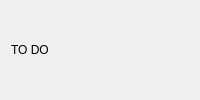
Old version of the form PyMOL/Enlighten/windows/dynamics.ui in the repository vanderkamp/enlighten2.
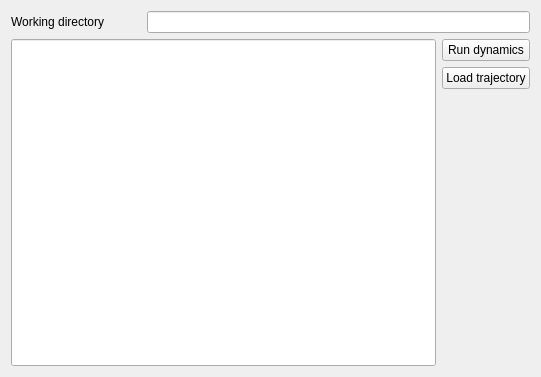
New version of the form. Custom widgets are drawn as their Qt base class.

Commit message: Implement dynamics tab

What changed in the file:
```diff
--- a/PyMOL/Enlighten/windows/dynamics.ui
+++ b/PyMOL/Enlighten/windows/dynamics.ui
@@ -1,17 +1,118 @@
 <?xml version="1.0" encoding="UTF-8"?>
 <ui version="4.0">
-    <class>Form</class>
-    <widget class="QWidget" name="Form">
-        <layout class="QVBoxLayout" name="verticalLayout">
-            <item>
-                <widget class="QLabel" name="todoLabel">
-                    <property name="text">
-                        <string>TO DO</string>
-                    </property>
-                </widget>
-            </item>
-        </layout>
-    </widget>
-    <resources/>
-    <connections/>
+ <class>Form</class>
+ <widget class="QWidget" name="Form">
+  <property name="geometry">
+   <rect>
+    <x>0</x>
+    <y>0</y>
+    <width>541</width>
+    <height>377</height>
+   </rect>
+  </property>
+  <layout class="QVBoxLayout" name="verticalLayout">
+   <item>
+    <layout class="QVBoxLayout" name="verticalLayout_2">
+     <item>
+      <layout class="QHBoxLayout" name="horizontalLayout">
+       <item>
+        <widget class="QLabel" name="directoryLabel">
+         <property name="sizePolicy">
+          <sizepolicy hsizetype="Expanding" vsizetype="Fixed">
+           <horstretch>0</horstretch>
+           <verstretch>0</verstretch>
+          </sizepolicy>
+         </property>
+         <property name="maximumSize">
+          <size>
+           <width>130</width>
+           <height>16777215</height>
+          </size>
+         </property>
+         <property name="text">
+          <string>Working directory</string>
+         </property>
+        </widget>
+       </item>
+       <item>
+        <widget class="FileSelector" name="directorySelector">
+         <property name="sizePolicy">
+          <sizepolicy hsizetype="Expanding" vsizetype="Fixed">
+           <horstretch>0</horstretch>
+           <verstretch>0</verstretch>
+          </sizepolicy>
+         </property>
+        </widget>
+       </item>
+      </layout>
+     </item>
+    </layout>
+   </item>
+   <item>
+    <layout class="QHBoxLayout" name="horizontalLayout_2">
+     <item>
+      <widget class="SystemList" name="systemList">
+       <property name="sizePolicy">
+        <sizepolicy hsizetype="Expanding" vsizetype="Expanding">
+         <horstretch>0</horstretch>
+         <verstretch>0</verstretch>
+        </sizepolicy>
+       </property>
+      </widget>
+     </item>
+     <item>
+      <layout class="QVBoxLayout" name="verticalLayout_3">
+       <item>
+        <widget class="QPushButton" name="runButton">
+         <property name="sizePolicy">
+          <sizepolicy hsizetype="Minimum" vsizetype="Fixed">
+           <horstretch>0</horstretch>
+           <verstretch>0</verstretch>
+          </sizepolicy>
+         </property>
+         <property name="text">
+          <string>Run dynamics</string>
+         </property>
+        </widget>
+       </item>
+       <item>
+        <widget class="QPushButton" name="loadButton">
+         <property name="text">
+          <string>Load trajectory</string>
+         </property>
+        </widget>
+       </item>
+       <item>
+        <spacer name="verticalSpacer">
+         <property name="orientation">
+          <enum>Qt::Vertical</enum>
+         </property>
+         <property name="sizeHint" stdset="0">
+          <size>
+           <width>20</width>
+           <height>40</height>
+          </size>
+         </property>
+        </spacer>
+       </item>
+      </layout>
+     </item>
+    </layout>
+   </item>
+  </layout>
+ </widget>
+ <customwidgets>
+  <customwidget>
+   <class>FileSelector</class>
+   <extends>QLineEdit</extends>
+   <header>widgets.file_selector.h</header>
+  </customwidget>
+  <customwidget>
+   <class>SystemList</class>
+   <extends>QLineEdit</extends>
+   <header>widgets.system_list.h</header>
+  </customwidget>
+ </customwidgets>
+ <resources/>
+ <connections/>
 </ui>
```
The commit also changes 2 other files.
